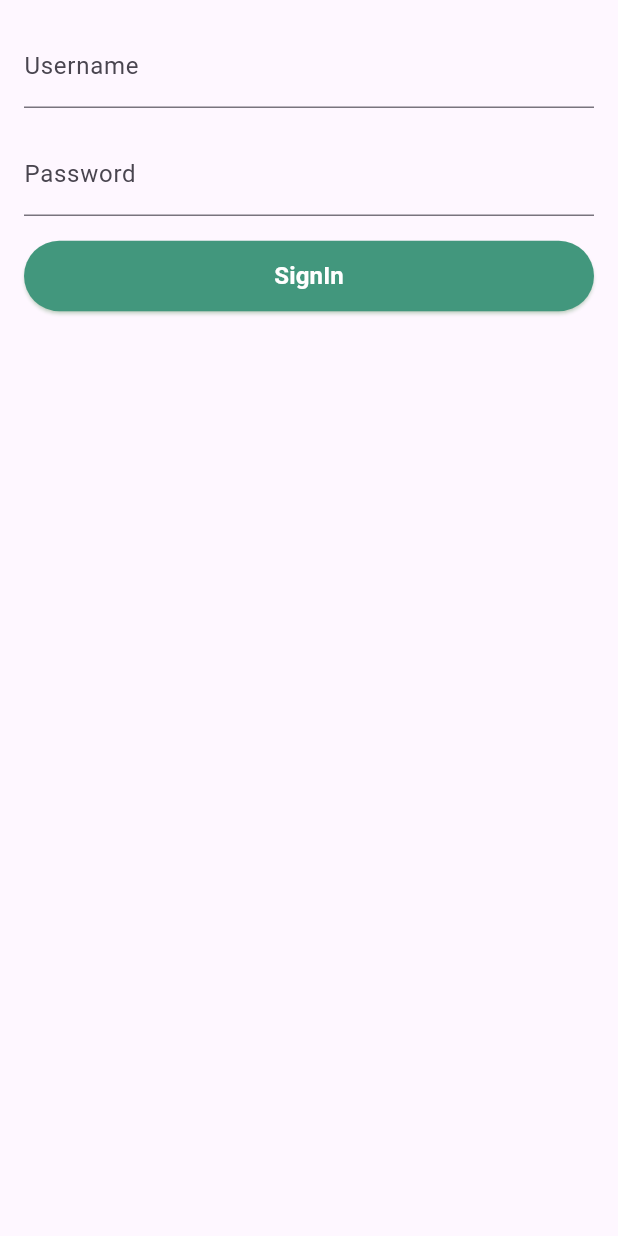
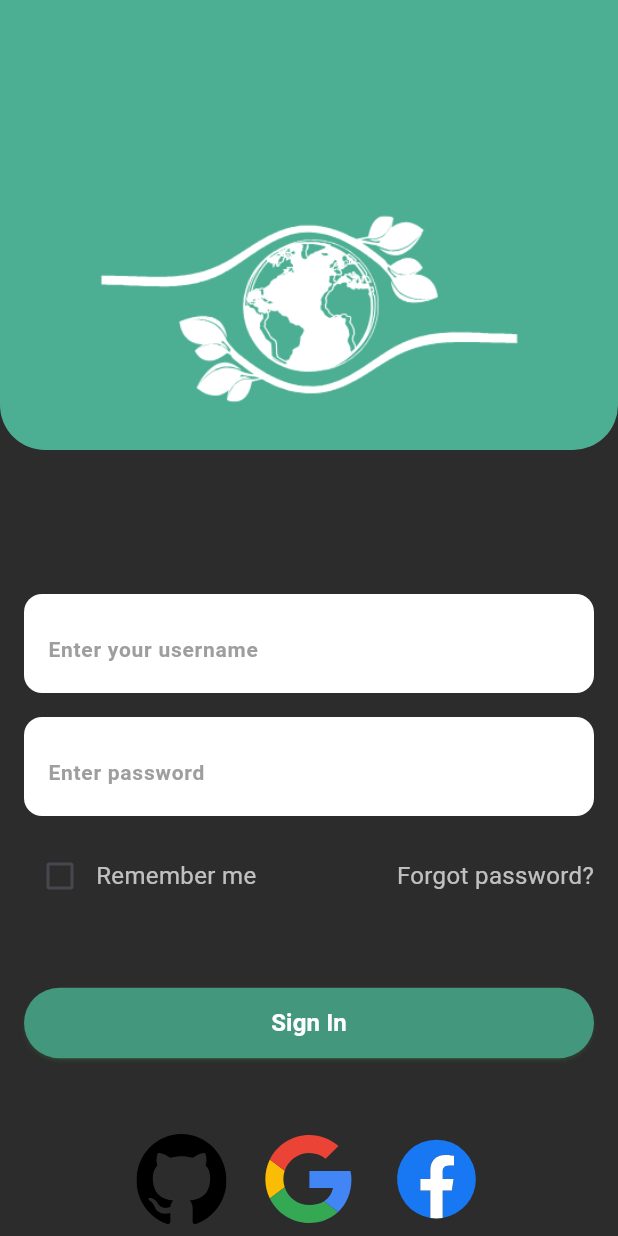
Before and after one commit to Pepsi-Dota2/app_share_file, a Flutter app: the screen it shows after launch, on a phone screen of 412 x 824 dp. Run offline on Flutter 3.47's test engine with Material 3 defaults, Android fonts, the phone set to English and light mode, and no system bars; drawn by our look-alikes of flutter_form_builder; our stand-ins replace adaptive_theme, auto_route, dartz, dio, equatable, flutter_bloc and 6 more; generated files the repository leaves out were written again.

Commit message:
feat add image

```diff
--- a/lib/main.dart
+++ b/lib/main.dart
@@ -1,25 +1,34 @@
+import 'package:adaptive_theme/adaptive_theme.dart';
 import 'package:app_share_file/src/core/config/di/config_dependencies.dart';
+import 'package:app_share_file/src/core/constant/theme/theme.dart';
 import 'package:app_share_file/src/core/router/routers.dart';
-import 'package:app_share_file/src/core/router/routers.gr.dart';
-import 'package:auto_route/auto_route.dart';
 import 'package:flutter/material.dart';
 
-void main ()async {
+void main() async {
   await configDependencies();
-   runApp(MyApp());
+
+  runApp(MyApp());
 }
 
 class MyApp extends StatelessWidget {
-   MyApp({super.key});
+  MyApp({super.key});
+
   final _appRouter = getIt<AppRouter>();
 
   @override
   Widget build(BuildContext context) {
-    return MaterialApp.router(
-      routerDelegate: _appRouter.delegate(
-        deepLinkBuilder: (_) => const DeepLink([PageRouteInfo(LoginRoute.name)]),
+    return AdaptiveTheme(
+      light: GarbageTheme.lightTheme,
+      dark: GarbageTheme.darkTheme,
+      initial: AdaptiveThemeMode.dark,
+      builder: (theme, darkTheme) => MaterialApp.router(
+        title: 'Adaptive Theme Demo',
+        theme: theme,
+        darkTheme: darkTheme,
+        routerDelegate: _appRouter.delegate(),
+        routeInformationParser: _appRouter.defaultRouteParser(),
+        debugShowCheckedModeBanner: false,
       ),
-      routeInformationParser: _appRouter.defaultRouteParser(),
     );
   }
 }
--- a/lib/src/core/constant/colors/app_color.dart
+++ b/lib/src/core/constant/colors/app_color.dart
@@ -2,4 +2,14 @@ import 'dart:ui';
 
 class AppColors {
   static const grabageColor =Color(0xFF42977D);
+  static const Color lightGreen = Color(0xFFA8D5BA); // Light green for accents
+  static const Color darkGreen = Color(0xFF2E6D5A); // Dark green for depth
+  static const Color highlightYellow = Color(0xFFF4D03F); // Yellow for highlights
+  static const Color warningRed = Color(0xFFD9534F); // Red for warnings or errors
+  static const Color neutralGray = Color(0xFFB0BEC5); // Neutral gray for backgrounds
+  static const Color backgroundWhite = Color(0xFFFFFFFF); // Background white
+  static const Color textBlack = Color(0xFF212121); // Text color
+  static const Color accentBlue = Color(0xFF42A5F5); // Blue for links or accents
+  static const Color grabagelight = Color(0xFF4CAF94); // Blue for links or accents
+
 }
--- /dev/null
+++ b/lib/src/core/constant/image_path.dart
@@ -0,0 +1,6 @@
+class AppImagePath {
+  static const String logo = 'assets/images/logo.png';
+  static const String iconFacebook = 'assets/images/google-color-svgrepo-com.svg';
+  static const String iconGithub = 'assets/images/facebook-svgrepo-com.svg';
+  static const String iconGoogle = 'assets/images/github-142-svgrepo-com.svg';
+}
--- /dev/null
+++ b/lib/src/core/constant/theme/theme.dart
@@ -0,0 +1,115 @@
+import 'package:flutter/material.dart';
+
+class GarbageTheme {
+  static ThemeData lightTheme = ThemeData(
+    useMaterial3: true,
+    primaryColor: const Color(0xFF42977D), // Main green color
+    scaffoldBackgroundColor: const Color(0xFFF5F5F5), // Light background
+    appBarTheme: const AppBarTheme(
+      backgroundColor: Color(0xFF42977D),
+      foregroundColor: Colors.white, // Text color in AppBar
+      elevation: 0,
+      centerTitle: true,
+    ),
+    floatingActionButtonTheme: const FloatingActionButtonThemeData(
+      backgroundColor: Color(0xFF42977D),
+      foregroundColor: Colors.white,
+    ),
+    buttonTheme: const ButtonThemeData(
+      buttonColor: Color(0xFF42977D), // Button color
+      textTheme: ButtonTextTheme.primary,
+    ),
+    elevatedButtonTheme: ElevatedButtonThemeData(
+      style: ElevatedButton.styleFrom(
+        backgroundColor: const Color(0xFF42977D), // Elevated button background
+        foregroundColor: Colors.white, // Text color
+        shape: RoundedRectangleBorder(
+          borderRadius: BorderRadius.circular(20),
+        ),
+        padding: const EdgeInsets.symmetric(vertical: 12, horizontal: 24),
+      ),
+    ),
+    textTheme: const TextTheme(
+      bodyLarge: TextStyle(
+        fontSize: 28,
+        fontWeight: FontWeight.bold,
+        color: Color(0xFF42977D),
+      ),
+      bodyMedium: TextStyle(
+        fontSize: 16,
+        color: Colors.black87,
+      ),
+      bodySmall: TextStyle(
+        fontSize: 14,
+        color: Colors.black54,
+      ),
+    ),
+    inputDecorationTheme: const InputDecorationTheme(
+      filled: true,
+      fillColor: Colors.white,
+      border: OutlineInputBorder(
+        borderRadius: BorderRadius.all(Radius.circular(12.0)),
+      ),
+      focusedBorder: OutlineInputBorder(
+        borderSide: BorderSide(color: Color(0xFF42977D)),
+        borderRadius: BorderRadius.all(Radius.circular(12.0)),
+      ),
+    ),
+  );
+
+  static ThemeData darkTheme = ThemeData(
+    useMaterial3: true,
+    primaryColor: const Color(0xFF42977D),
+    scaffoldBackgroundColor: const Color(0xFF2C2C2C), // Dark background
+    appBarTheme: const AppBarTheme(
+      backgroundColor: Color(0xFF1E1E1E),
+      foregroundColor: Colors.white,
+      elevation: 0,
+      centerTitle: true,
+    ),
+    floatingActionButtonTheme: const FloatingActionButtonThemeData(
+      backgroundColor: Color(0xFF42977D),
+      foregroundColor: Colors.white,
+    ),
+    buttonTheme: const ButtonThemeData(
+      buttonColor: Color(0xFF42977D),
+      textTheme: ButtonTextTheme.primary,
+    ),
+    elevatedButtonTheme: ElevatedButtonThemeData(
+      style: ElevatedButton.styleFrom(
+        backgroundColor: const Color(0xFF42977D),
+        foregroundColor: Colors.white,
+        shape: RoundedRectangleBorder(
+          borderRadius: BorderRadius.circular(20),
+        ),
+        padding: const EdgeInsets.symmetric(vertical: 12, horizontal: 24),
+      ),
+    ),
+    textTheme: const TextTheme(
+      bodyLarge: TextStyle(
+        fontSize: 28,
+        fontWeight: FontWeight.bold,
+        color: Colors.white,
+      ),
+      bodyMedium: TextStyle(
+        fontSize: 16,
+        color: Colors.white70,
+      ),
+      bodySmall: TextStyle(
+        fontSize: 14,
+        color: Colors.white60,
+      ),
+    ),
+    inputDecorationTheme: const InputDecorationTheme(
+      filled: true,
+      fillColor: Color(0xFF3E3E3E),
+      border: OutlineInputBorder(
+        borderRadius: BorderRadius.all(Radius.circular(12.0)),
+      ),
+      focusedBorder: OutlineInputBorder(
+        borderSide: BorderSide(color: Color(0xFF42977D)),
+        borderRadius: BorderRadius.all(Radius.circular(12.0)),
+      ),
+    ),
+  );
+}
--- a/lib/src/core/widgets/custom_form_builder.dart
+++ b/lib/src/core/widgets/custom_form_builder.dart
@@ -1,3 +1,4 @@
+import 'package:app_share_file/src/core/constant/colors/app_color.dart';
 import 'package:flutter/material.dart';
 import 'package:flutter_form_builder/flutter_form_builder.dart';
 
@@ -24,12 +25,25 @@ class CustomFormBuilder extends StatelessWidget {
     return FormBuilderTextField(
       name: name,
       decoration: InputDecoration(
-        labelText: labelText ?? name,
         hintText: hintText ?? 'Enter $name',
+         border: OutlineInputBorder(
+          borderRadius: BorderRadius.circular(12.0),
+          borderSide: BorderSide.none,
+        ),
+        filled: true,
+        fillColor: AppColors.backgroundWhite,
+        isDense: true,
+        floatingLabelBehavior: FloatingLabelBehavior.always,
+        hintStyle: const TextStyle(
+          fontSize: 14.0,
+          color: Colors.grey,
+        ),
       ),
       obscureText: obscureText,
       initialValue: initialValue,
       validator: validator,
+      autovalidateMode: AutovalidateMode.onUserInteraction,
+      textInputAction: TextInputAction.next,
     );
   }
 }
--- /dev/null
+++ b/lib/src/core/widgets/custom_icon_button.dart
@@ -0,0 +1,19 @@
+import 'package:flutter/material.dart';
+import 'package:flutter_svg/svg.dart';
+
+class CustomIconButton extends StatelessWidget {
+  const CustomIconButton({super.key, required this.imageSvg});
+  final String imageSvg;
+  @override
+  Widget build(BuildContext context) {
+    return IconButton(
+        padding: EdgeInsets.zero,
+        onPressed: () {
+          Navigator.of(context).pop();
+        },
+        icon: SvgPicture.asset(
+          imageSvg,
+          width: 60,
+        ));
+  }
+}
--- a/lib/src/module/login/presentation/page/login_page.dart
+++ b/lib/src/module/login/presentation/page/login_page.dart
@@ -1,8 +1,12 @@
+import 'package:app_share_file/src/core/constant/colors/app_color.dart';
+import 'package:app_share_file/src/core/constant/image_path.dart';
 import 'package:app_share_file/src/core/widgets/custom_button_submit.dart';
 import 'package:app_share_file/src/core/widgets/custom_form_builder.dart';
+import 'package:app_share_file/src/core/widgets/custom_icon_button.dart';
 import 'package:auto_route/auto_route.dart';
 import 'package:flutter/material.dart';
 import 'package:flutter_form_builder/flutter_form_builder.dart';
+import 'package:font_awesome_flutter/font_awesome_flutter.dart';
 
 @RoutePage()
 class LoginPage extends StatefulWidget {
@@ -18,15 +22,35 @@ class _LoginPageState extends State<LoginPage> {
   @override
   Widget build(BuildContext context) {
     return Scaffold(
-      body: Padding(
+      resizeToAvoidBottomInset: false,
+      body: Stack(
+        children: [
+          Positioned(
+            top: 0,
+            left: 0,
+            right: 0,
+            height: 300,
+            child: Container(
+              decoration: BoxDecoration(
+                color: AppColors.grabagelight,
+                borderRadius: BorderRadius.only(
+                  bottomLeft: Radius.circular(30),
+                  bottomRight: Radius.circular(30),
+                ),
+              ),
+            ),
+          ),
+          SingleChildScrollView(
+            child: Padding(
               padding: const EdgeInsets.all(16.0),
               child: FormBuilder(
                 key: _formKey,
                 child: Column(
                   children: [
+                    Image.asset("assets/images/logo_terracycle.png",
+                        color: AppColors.backgroundWhite),
                     CustomFormBuilder(
                       name: 'username',
-                labelText: 'Username',
                       hintText: 'Enter your username',
                       validator: (value) {
                         if (value == null || value.isEmpty) {
@@ -48,8 +72,22 @@ class _LoginPageState extends State<LoginPage> {
                       },
                     ),
                     const SizedBox(height: 16),
+                    Row(
+                      children: [
+                        Checkbox(
+                          value: false,
+                          onChanged: (value) {
+                            print(value);
+                          },
+                        ),
+                        Text("Remember me"),
+                        const Spacer(),
+                        Text("Forgot password?")
+                      ],
+                    ),
+                    const SizedBox(height: 50),
                     CustomButtonSubmit(
-                label: 'SignIn',
+                      label: 'Sign In',
                       onPressed: () {
                         if (_formKey.currentState?.saveAndValidate() ?? false) {
                           // Handle successful form submission
@@ -61,10 +99,55 @@ class _LoginPageState extends State<LoginPage> {
                         }
                       },
                     ),
+                    const SizedBox(height: 50),
+                    Row(
+                      mainAxisAlignment: MainAxisAlignment.center,
+                      children: [
+                        CustomIconButton(
+                          imageSvg: AppImagePath.iconGoogle,
+                        ),
+                        const SizedBox(width: 25),
+                        CustomIconButton(
+                          imageSvg: AppImagePath.iconFacebook,
+                        ),
+                        const SizedBox(width: 25),
+                        CustomIconButton(
+                          imageSvg: AppImagePath.iconGithub,
+                        ),
+                      ],
+                    ),
+                    const SizedBox(height: 50),
+                    Row(
+                      mainAxisAlignment: MainAxisAlignment.center,
+                      children: [
+                        RichText(
+                            text: TextSpan(
+                                text: "Don't have an account?",
+                                style: const TextStyle(
+                                  color: Colors.black,
+                                  fontSize: 16,
+                                ),
+                                children: [
+                              TextSpan(
+                                  text: ' Sign Up',
+                                  style: Theme.of(context)
+                                      .tabBarTheme
+                                      .labelStyle
+                                      ?.copyWith(
+                                        color: AppColors.grabageColor,
+                                        fontSize: 20,
+                                        fontWeight: FontWeight.bold,
+                                      ))
+                            ]))
+                      ],
+                    )
                   ],
                 ),
               ),
             ),
+          ),
+        ],
+      ),
     );
   }
 }
```
Also changed, not shown: pubspec.yaml (+4 -3 lines), assets/images/Personal Data Protection.png (added), assets/images/facebook-svgrepo-com.svg (added), assets/images/github-142-svgrepo-com.svg (added), assets/images/google-color-svgrepo-com.svg (added), assets/images/homes.png (added), assets/images/location.jpg (added), assets/images/logo_terracycle.png (added), assets/images/privacy.png (added), assets/images/terracycleX.png (added), pubspec.lock, 1 other file. Lines whose indentation alone changed are shown as unchanged.
